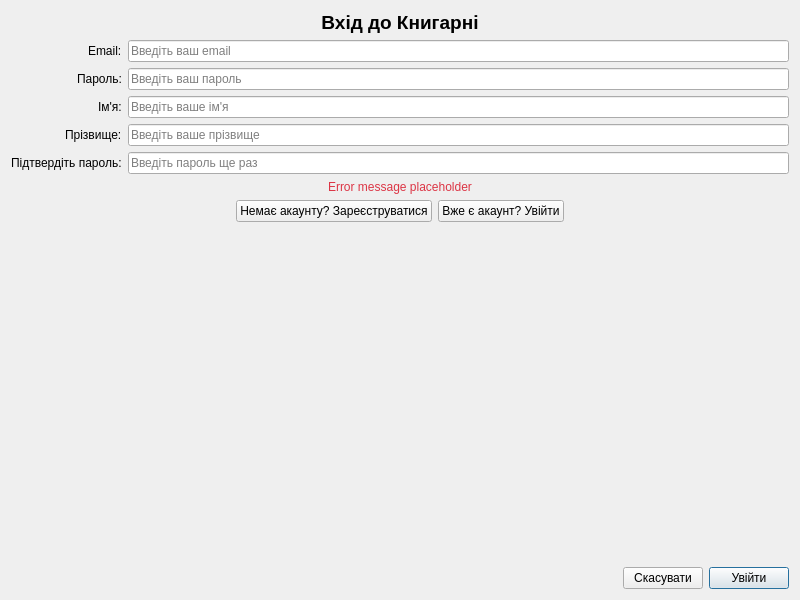
The window that logindialog.ui (Defenderest/DB_Kurs) describes before a commit, drawn with Qt 5.
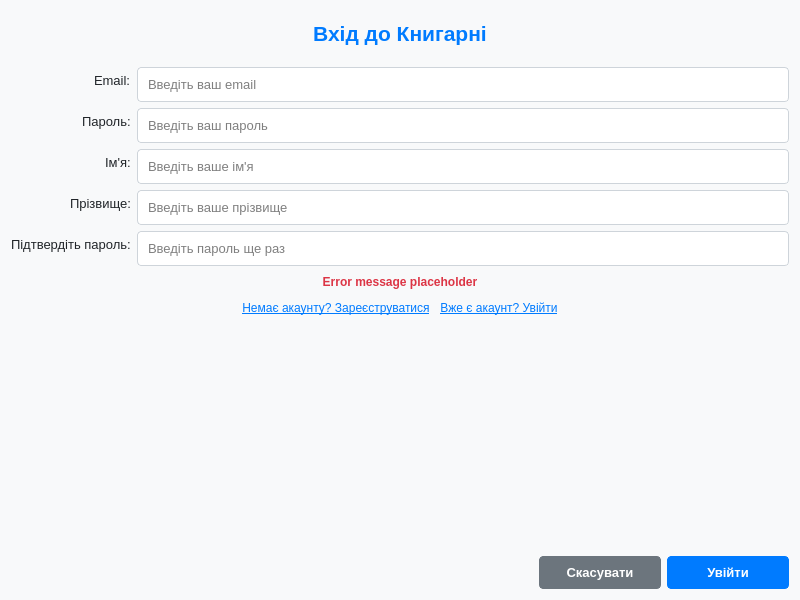
The same window after the commit.

Commit message: feat: add stylesheet to logindialog.ui for improved ui appearance

What changed in the file:
```diff
--- a/logindialog.ui
+++ b/logindialog.ui
@@ -13,6 +13,119 @@
   <property name="windowTitle">
    <string>Вхід до системи</string>
   </property>
+  <property name="styleSheet">
+   <string notr="true">QDialog#LoginDialog {
+    background-color: #f8f9fa; /* Світло-сірий фон */
+}
+
+QLabel {
+    color: #212529; /* Темний текст */
+    font-size: 10pt;
+}
+
+QLabel#titleLabel {
+    font-size: 16pt;
+    font-weight: bold;
+    color: #007bff; /* Синій заголовок */
+    margin-bottom: 15px;
+	margin-top: 10px;
+}
+
+QLabel#errorLabel {
+    color: #dc3545; /* Червоний для помилок */
+    font-size: 9pt;
+    font-weight: bold;
+	min-height: 20px; /* Резервуємо місце */
+}
+
+QLineEdit {
+    padding: 8px;
+    border: 1px solid #ced4da; /* Світло-сіра рамка */
+    border-radius: 4px;
+    background-color: #ffffff; /* Білий фон */
+    font-size: 10pt;
+}
+
+QLineEdit:focus {
+    border-color: #80bdff; /* Синя рамка при фокусі */
+    /* Додатково можна додати тінь, якщо бажаєте */
+    /* box-shadow: 0 0 0 0.2rem rgba(0, 123, 255, 0.25); */
+}
+
+QPushButton {
+    padding: 8px 15px;
+    border: 1px solid #007bff; /* Синя рамка */
+    border-radius: 4px;
+    background-color: #007bff; /* Синій фон */
+    color: white; /* Білий текст */
+    font-size: 10pt;
+	font-weight: bold;
+    min-width: 90px; /* Мінімальна ширина */
+}
+
+QPushButton:hover {
+    background-color: #0056b3; /* Темніший синій при наведенні */
+    border-color: #0056b3;
+}
+
+QPushButton:pressed {
+    background-color: #004085; /* Ще темніший синій при натисканні */
+    border-color: #00376e;
+}
+
+QPushButton:disabled {
+    background-color: #6c757d; /* Сірий, коли вимкнено */
+    border-color: #6c757d;
+    color: #e9ecef;
+}
+
+QPushButton#cancelButton {
+    background-color: #6c757d; /* Сіра кнопка скасування */
+    border-color: #6c757d;
+}
+
+QPushButton#cancelButton:hover {
+    background-color: #5a6268;
+    border-color: #545b62;
+}
+
+QPushButton#cancelButton:pressed {
+    background-color: #545b62;
+    border-color: #4e555b;
+}
+
+/* Кнопки перемикання режимів (стиль як посилання) */
+QPushButton#switchToRegisterButton, QPushButton#switchToLoginButton {
+    background-color: transparent;
+    border: none;
+    color: #007bff; /* Синій текст */
+    text-decoration: underline;
+    padding: 2px;
+    min-width: 0; /* Скидання мін. ширини */
+	font-size: 9pt;
+	font-weight: normal; /* Звичайний шрифт */
+}
+
+QPushButton#switchToRegisterButton:hover, QPushButton#switchToLoginButton:hover {
+    color: #0056b3;
+}
+
+QPushButton#switchToRegisterButton:pressed, QPushButton#switchToLoginButton:pressed {
+    color: #004085;
+}
+
+/* Забираємо стиль flat, бо він може конфліктувати */
+QPushButton[flat=&quot;true&quot;] {
+   /* Стилі вже визначені вище */
+}
+
+QFormLayout {
+    vertical-spacing: 12px; /* Відстань між рядками форми */
+	horizontal-spacing: 10px; /* Відстань між міткою та полем */
+	margin-top: 15px;
+}
+</string>
+  </property>
   <property name="modal">
    <bool>true</bool>
   </property>
```
